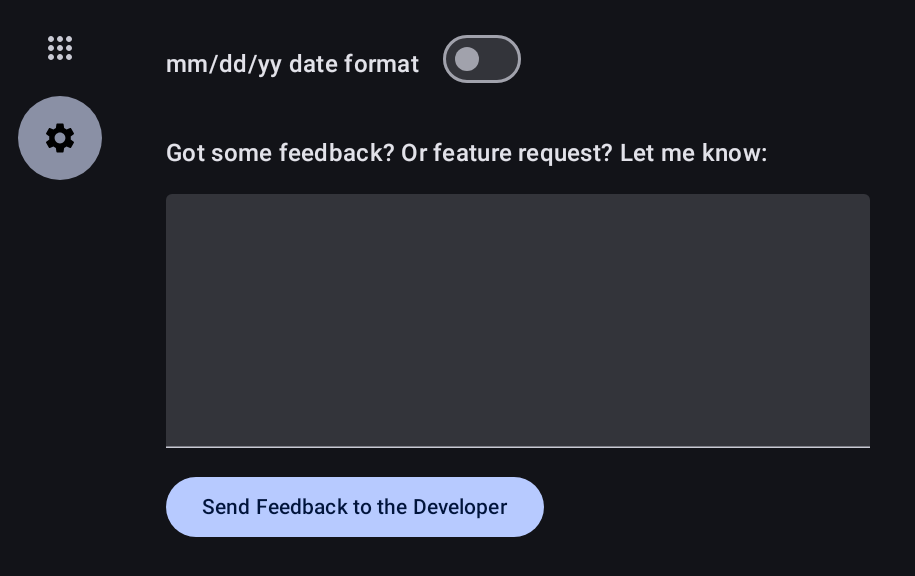
After one commit to Sajeg/TimeTracker, an Android app built with Jetpack Compose: the Settings screen opened through its navigation route, on a phone screen of 824 x 412 dp (held sideways). The commit adds this screen. Shown: the top 576 px of the screen, without its empty margins (0-915 px from the left). Run offline under Robolectric (Android 15) with nearby library versions, the phone set to English and light mode, and no system bars.

Commit message:
Added Settings

```diff
--- a/app/build.gradle.kts
+++ b/app/build.gradle.kts
@@ -4,6 +4,7 @@ plugins {
     alias(libs.plugins.kotlin.compose)
     id("org.jetbrains.kotlin.plugin.serialization")
     id("com.google.devtools.ksp") version "2.0.21-1.0.25"
+    id("com.google.android.libraries.mapsplatform.secrets-gradle-plugin")
 }
 
 android {
@@ -41,10 +42,14 @@ android {
     }
     buildFeatures {
         compose = true
+        buildConfig = true
     }
 }
 
 dependencies {
+    // HttpRequests
+    implementation(libs.okhttp)
+
     //Datastore
     implementation(libs.androidx.datastore.preferences)
 
--- a/app/src/main/java/com/sajeg/timetracker/NavGraph.kt
+++ b/app/src/main/java/com/sajeg/timetracker/NavGraph.kt
@@ -7,6 +7,7 @@ import androidx.navigation.compose.composable
 import androidx.navigation.toRoute
 import com.sajeg.timetracker.screens.AppOverview
 import com.sajeg.timetracker.screens.DetailScreen
+import com.sajeg.timetracker.screens.Settings
 import com.sajeg.timetracker.screens.Setup
 import com.sajeg.timetracker.screens.ViewData
 import kotlinx.serialization.Serializable
@@ -30,6 +31,9 @@ fun SetupNavGraph(
         composable<AppOverview> {
             AppOverview(navController)
         }
+        composable<Settings> {
+            Settings(navController)
+        }
     }
 }
 
@@ -46,3 +50,6 @@ data class DetailScreen(
 
 @Serializable
 object AppOverview
+
+@Serializable
+object Settings
--- a/app/src/main/java/com/sajeg/timetracker/classes/SettingsManager.kt
+++ b/app/src/main/java/com/sajeg/timetracker/classes/SettingsManager.kt
@@ -2,6 +2,7 @@ package com.sajeg.timetracker.classes
 
 import android.content.Context
 import androidx.datastore.preferences.core.edit
+import androidx.datastore.preferences.core.intPreferencesKey
 import androidx.datastore.preferences.core.longPreferencesKey
 import com.sajeg.timetracker.dataStore
 import kotlinx.coroutines.CoroutineScope
@@ -28,4 +29,22 @@ class SettingsManager(val context: Context) {
             onResponse(data?.toLong() ?: 0L)
         }
     }
+
+    fun saveInt(id: String, value: Int) {
+        val idPreferenceKey = intPreferencesKey(id)
+        CoroutineScope(Dispatchers.IO).launch {
+            context.dataStore.edit { settings ->
+                settings[idPreferenceKey] = value
+            }
+        }
+    }
+
+    fun readInt(id: String, onResponse: (value: Int) -> Unit) {
+        val idPreferenceKey = intPreferencesKey(id)
+        CoroutineScope(Dispatchers.IO).launch {
+            val preferences = context.dataStore.data.first()
+            val data = preferences[idPreferenceKey]
+            onResponse(data?.toInt() ?: 0)
+        }
+    }
 }
--- /dev/null
+++ b/app/src/main/java/com/sajeg/timetracker/screens/Settings.kt
@@ -0,0 +1,117 @@
+package com.sajeg.timetracker.screens
+
+import androidx.compose.foundation.background
+import androidx.compose.foundation.layout.Column
+import androidx.compose.foundation.layout.Row
+import androidx.compose.foundation.layout.Spacer
+import androidx.compose.foundation.layout.fillMaxSize
+import androidx.compose.foundation.layout.height
+import androidx.compose.foundation.layout.padding
+import androidx.compose.foundation.layout.size
+import androidx.compose.material3.Button
+import androidx.compose.material3.Icon
+import androidx.compose.material3.MaterialTheme
+import androidx.compose.material3.NavigationRail
+import androidx.compose.material3.NavigationRailItem
+import androidx.compose.material3.Switch
+import androidx.compose.material3.Text
+import androidx.compose.material3.TextField
+import androidx.compose.runtime.Composable
+import androidx.compose.runtime.mutableIntStateOf
+import androidx.compose.runtime.mutableStateOf
+import androidx.compose.runtime.remember
+import androidx.compose.ui.Modifier
+import androidx.compose.ui.platform.LocalContext
+import androidx.compose.ui.res.painterResource
+import androidx.compose.ui.unit.dp
+import androidx.navigation.NavController
+import com.sajeg.timetracker.AppOverview
+import com.sajeg.timetracker.R
+import com.sajeg.timetracker.Settings
+import com.sajeg.timetracker.classes.FeedbackManager
+import com.sajeg.timetracker.classes.SettingsManager
+
+@Composable
+fun Settings(navController: NavController) {
+    val context = LocalContext.current
+    val timeFormat = remember { mutableIntStateOf(-1) }
+    var message = remember { mutableStateOf("") }
+    val currentDestination = navController.currentDestination?.route
+    if (timeFormat.intValue == -1) {
+        SettingsManager(context).readInt("time_format") { timeFormat.intValue = it }
+    }
+    Row(
+        modifier = Modifier
+            .background(MaterialTheme.colorScheme.background)
+            .fillMaxSize()
+    ) {
+        NavigationRail {
+            NavigationRailItem(
+                selected = currentDestination == "com.sajeg.timetracker.AppOverview",
+                icon = {
+                    Icon(
+                        painter = painterResource(R.drawable.apps),
+                        contentDescription = ""
+                    )
+                },
+                onClick = { navController.navigate(AppOverview) }
+            )
+            NavigationRailItem(
+                selected = currentDestination == "com.sajeg.timetracker.Settings",
+                icon = {
+                    Icon(
+                        painter = painterResource(R.drawable.settings),
+                        contentDescription = ""
+                    )
+                },
+                onClick = { navController.navigate(Settings) }
+            )
+        }
+        Column(
+            modifier = Modifier.padding(15.dp)
+        ) {
+            Row {
+                Text(
+                    "mm/dd/yy date format",
+                    color = MaterialTheme.colorScheme.onBackground,
+                    style = MaterialTheme.typography.titleMedium,
+                    modifier = Modifier.padding(15.dp)
+                )
+                Switch(
+                    checked = timeFormat.intValue == 1,
+                    onCheckedChange = {
+                        timeFormat.intValue = if (it) 1 else 0
+                        SettingsManager(context).saveInt(
+                            "time_format",
+                            if (it) 1 else 0
+                        )
+                    }
+                )
+            }
+            Spacer(modifier = Modifier.height(20.dp))
+            Text(
+                "Got some feedback? Or feature request? Let me know: ",
+                color = MaterialTheme.colorScheme.onBackground,
+                style = MaterialTheme.typography.titleMedium,
+                modifier = Modifier.padding(horizontal = 15.dp)
+            )
+            TextField(
+                value = message.value,
+                onValueChange = { message.value = it },
+                modifier = Modifier
+                    .size(500.dp, 200.dp)
+                    .padding(15.dp)
+            )
+            Button(
+                onClick = {
+                    FeedbackManager().sendDiscordMessage(message.value)
+                    message.value = ""
+                },
+                modifier = Modifier.padding(horizontal = 15.dp)
+            ) {
+                Text("Send Feedback to the Developer")
+            }
+
+        }
+    }
+}
--- /dev/null
+++ b/app/src/main/res/drawable/settings.xml
@@ -0,0 +1,5 @@
+<vector xmlns:android="http://schemas.android.com/apk/res/android" android:height="24dp" android:tint="#000000" android:viewportHeight="24" android:viewportWidth="24" android:width="24dp">
+
+    <path android:fillColor="@android:color/white" android:pathData="M19.14,12.94c0.04,-0.3 0.06,-0.61 0.06,-0.94c0,-0.32 -0.02,-0.64 -0.07,-0.94l2.03,-1.58c0.18,-0.14 0.23,-0.41 0.12,-0.61l-1.92,-3.32c-0.12,-0.22 -0.37,-0.29 -0.59,-0.22l-2.39,0.96c-0.5,-0.38 -1.03,-0.7 -1.62,-0.94L14.4,2.81c-0.04,-0.24 -0.24,-0.41 -0.48,-0.41h-3.84c-0.24,0 -0.43,0.17 -0.47,0.41L9.25,5.35C8.66,5.59 8.12,5.92 7.63,6.29L5.24,5.33c-0.22,-0.08 -0.47,0 -0.59,0.22L2.74,8.87C2.62,9.08 2.66,9.34 2.86,9.48l2.03,1.58C4.84,11.36 4.8,11.69 4.8,12s0.02,0.64 0.07,0.94l-2.03,1.58c-0.18,0.14 -0.23,0.41 -0.12,0.61l1.92,3.32c0.12,0.22 0.37,0.29 0.59,0.22l2.39,-0.96c0.5,0.38 1.03,0.7 1.62,0.94l0.36,2.54c0.05,0.24 0.24,0.41 0.48,0.41h3.84c0.24,0 0.44,-0.17 0.47,-0.41l0.36,-2.54c0.59,-0.24 1.13,-0.56 1.62,-0.94l2.39,0.96c0.22,0.08 0.47,0 0.59,-0.22l1.92,-3.32c0.12,-0.22 0.07,-0.47 -0.12,-0.61L19.14,12.94zM12,15.6c-1.98,0 -3.6,-1.62 -3.6,-3.6s1.62,-3.6 3.6,-3.6s3.6,1.62 3.6,3.6S13.98,15.6 12,15.6z"/>
+
+</vector>
--- a/build.gradle.kts
+++ b/build.gradle.kts
@@ -9,5 +9,6 @@ plugins {
 buildscript {
     dependencies {
         classpath(libs.kotlin.serialization)
+        classpath(libs.secrets.gradle.plugin)
     }
 }
```
Also changed, not shown: app/src/main/java/com/sajeg/timetracker/TimeManager.kt (+6 -2 lines), app/src/main/java/com/sajeg/timetracker/classes/FeedbackManager.kt (added, +27 -0 lines), app/src/main/java/com/sajeg/timetracker/screens/AppOverview.kt (+60 -9 lines), app/src/main/java/com/sajeg/timetracker/screens/DetailScreen.kt (+43 -20 lines), gradle/libs.versions.toml (+6 -2 lines).
